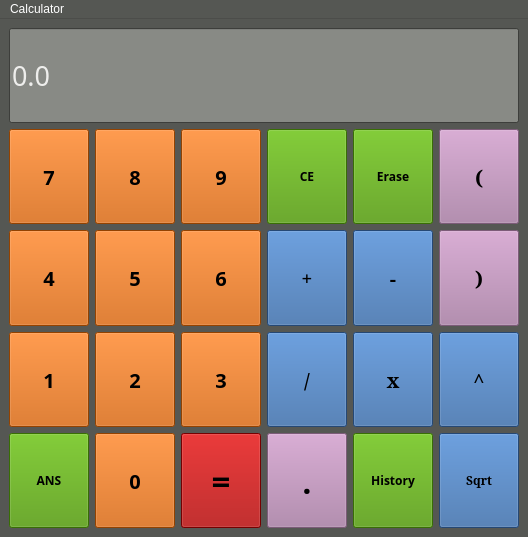
First picture: the form in gui/Calculator.ui, repository FernandoLGL/calculator-qt-cpp, before the edit.
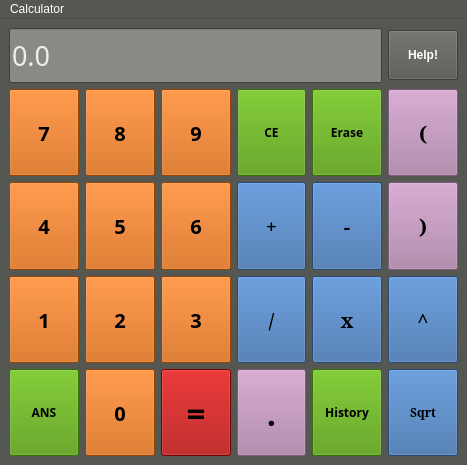
Second picture: the form after the edit.

Commit message: redefined GUI sizes

The edit to the form file:
```diff
--- a/gui/Calculator.ui
+++ b/gui/Calculator.ui
@@ -6,10 +6,16 @@
    <rect>
     <x>0</x>
     <y>0</y>
-    <width>528</width>
-    <height>537</height>
+    <width>467</width>
+    <height>465</height>
    </rect>
   </property>
+  <property name="sizePolicy">
+   <sizepolicy hsizetype="Preferred" vsizetype="Ignored">
+    <horstretch>0</horstretch>
+    <verstretch>0</verstretch>
+   </sizepolicy>
+  </property>
   <property name="palette">
    <palette>
     <active>
@@ -465,6 +471,12 @@
         <verstretch>0</verstretch>
        </sizepolicy>
       </property>
+      <property name="minimumSize">
+       <size>
+        <width>50</width>
+        <height>50</height>
+       </size>
+      </property>
       <property name="palette">
        <palette>
         <active>
@@ -929,6 +941,12 @@
         <verstretch>0</verstretch>
        </sizepolicy>
       </property>
+      <property name="minimumSize">
+       <size>
+        <width>50</width>
+        <height>50</height>
+       </size>
+      </property>
       <property name="palette">
        <palette>
         <active>
@@ -1392,6 +1410,12 @@
         <verstretch>0</verstretch>
        </sizepolicy>
       </property>
+      <property name="minimumSize">
+       <size>
+        <width>50</width>
+        <height>50</height>
+       </size>
+      </property>
       <property name="palette">
        <palette>
         <active>
@@ -1856,6 +1880,12 @@
         <verstretch>0</verstretch>
        </sizepolicy>
       </property>
+      <property name="minimumSize">
+       <size>
+        <width>50</width>
+        <height>50</height>
+       </size>
+      </property>
       <property name="palette">
        <palette>
         <active>
@@ -2319,6 +2349,12 @@
         <verstretch>0</verstretch>
        </sizepolicy>
       </property>
+      <property name="minimumSize">
+       <size>
+        <width>50</width>
+        <height>50</height>
+       </size>
+      </property>
       <property name="palette">
        <palette>
         <active>
@@ -2783,6 +2819,12 @@
         <verstretch>0</verstretch>
        </sizepolicy>
       </property>
+      <property name="minimumSize">
+       <size>
+        <width>50</width>
+        <height>50</height>
+       </size>
+      </property>
       <property name="palette">
        <palette>
         <active>
@@ -3247,6 +3289,12 @@
         <verstretch>0</verstretch>
        </sizepolicy>
       </property>
+      <property name="minimumSize">
+       <size>
+        <width>50</width>
+        <height>50</height>
+       </size>
+      </property>
       <property name="palette">
        <palette>
         <active>
@@ -3711,6 +3759,12 @@
         <verstretch>0</verstretch>
        </sizepolicy>
       </property>
+      <property name="minimumSize">
+       <size>
+        <width>50</width>
+        <height>50</height>
+       </size>
+      </property>
       <property name="palette">
        <palette>
         <active>
@@ -4175,6 +4229,12 @@
         <verstretch>0</verstretch>
        </sizepolicy>
       </property>
+      <property name="minimumSize">
+       <size>
+        <width>50</width>
+        <height>50</height>
+       </size>
+      </property>
       <property name="palette">
        <palette>
         <active>
@@ -4639,6 +4699,12 @@
         <verstretch>0</verstretch>
        </sizepolicy>
       </property>
+      <property name="minimumSize">
+       <size>
+        <width>50</width>
+        <height>50</height>
+       </size>
+      </property>
       <property name="palette">
        <palette>
         <active>
@@ -5103,6 +5169,12 @@
         <verstretch>0</verstretch>
        </sizepolicy>
       </property>
+      <property name="minimumSize">
+       <size>
+        <width>50</width>
+        <height>50</height>
+       </size>
+      </property>
       <property name="palette">
        <palette>
         <active>
@@ -5567,6 +5639,12 @@
         <verstretch>0</verstretch>
        </sizepolicy>
       </property>
+      <property name="minimumSize">
+       <size>
+        <width>50</width>
+        <height>50</height>
+       </size>
+      </property>
       <property name="palette">
        <palette>
         <active>
@@ -6031,6 +6109,12 @@
         <verstretch>0</verstretch>
        </sizepolicy>
       </property>
+      <property name="minimumSize">
+       <size>
+        <width>50</width>
+        <height>50</height>
+       </size>
+      </property>
       <property name="palette">
        <palette>
         <active>
@@ -6494,6 +6578,12 @@
         <verstretch>0</verstretch>
        </sizepolicy>
       </property>
+      <property name="minimumSize">
+       <size>
+        <width>50</width>
+        <height>50</height>
+       </size>
+      </property>
       <property name="palette">
        <palette>
         <active>
@@ -6958,6 +7048,12 @@
         <verstretch>0</verstretch>
        </sizepolicy>
       </property>
+      <property name="minimumSize">
+       <size>
+        <width>50</width>
+        <height>50</height>
+       </size>
+      </property>
       <property name="palette">
        <palette>
         <active>
@@ -7422,6 +7518,12 @@
         <verstretch>0</verstretch>
        </sizepolicy>
       </property>
+      <property name="minimumSize">
+       <size>
+        <width>50</width>
+        <height>50</height>
+       </size>
+      </property>
       <property name="palette">
        <palette>
         <active>
@@ -7886,6 +7988,12 @@
         <verstretch>0</verstretch>
        </sizepolicy>
       </property>
+      <property name="minimumSize">
+       <size>
+        <width>50</width>
+        <height>50</height>
+       </size>
+      </property>
       <property name="palette">
        <palette>
         <active>
@@ -8350,6 +8458,12 @@
         <verstretch>0</verstretch>
        </sizepolicy>
       </property>
+      <property name="minimumSize">
+       <size>
+        <width>50</width>
+        <height>50</height>
+       </size>
+      </property>
       <property name="palette">
        <palette>
         <active>
@@ -8806,470 +8920,6 @@
       </property>
      </widget>
     </item>
-    <item row="0" column="0" colspan="6">
-     <widget class="QLineEdit" name="resultado">
-      <property name="sizePolicy">
-       <sizepolicy hsizetype="Ignored" vsizetype="Preferred">
-        <horstretch>0</horstretch>
-        <verstretch>0</verstretch>
-       </sizepolicy>
-      </property>
-      <property name="palette">
-       <palette>
-        <active>
-         <colorrole role="WindowText">
-          <brush brushstyle="SolidPattern">
-           <color alpha="255">
-            <red>255</red>
-            <green>255</green>
-            <blue>255</blue>
-           </color>
-          </brush>
-         </colorrole>
-         <colorrole role="Button">
-          <brush brushstyle="SolidPattern">
-           <color alpha="255">
-            <red>85</red>
-            <green>87</green>
-            <blue>83</blue>
-           </color>
-          </brush>
-         </colorrole>
-         <colorrole role="Light">
-          <brush brushstyle="SolidPattern">
-           <color alpha="255">
-            <red>127</red>
-            <green>131</green>
-            <blue>124</blue>
-           </color>
-          </brush>
-         </colorrole>
-         <colorrole role="Midlight">
-          <brush brushstyle="SolidPattern">
-           <color alpha="255">
-            <red>106</red>
-            <green>109</green>
-            <blue>103</blue>
-           </color>
-          </brush>
-         </colorrole>
-         <colorrole role="Dark">
-          <brush brushstyle="SolidPattern">
-           <color alpha="255">
-            <red>42</red>
-            <green>43</green>
-            <blue>41</blue>
-           </color>
-          </brush>
-         </colorrole>
-         <colorrole role="Mid">
-          <brush brushstyle="SolidPattern">
-           <color alpha="255">
-            <red>56</red>
-            <green>58</green>
-            <blue>55</blue>
-           </color>
-          </brush>
-         </colorrole>
-         <colorrole role="Text">
-          <brush brushstyle="SolidPattern">
-           <color alpha="255">
-            <red>238</red>
-            <green>238</green>
-            <blue>236</blue>
-           </color>
-          </brush>
-         </colorrole>
-         <colorrole role="BrightText">
-          <brush brushstyle="SolidPattern">
-           <color alpha="255">
-            <red>255</red>
-            <green>255</green>
-            <blue>255</blue>
-           </color>
-          </brush>
-         </colorrole>
-         <colorrole role="ButtonText">
-          <brush brushstyle="SolidPattern">
-           <color alpha="255">
-            <red>255</red>
-            <green>255</green>
-            <blue>255</blue>
-           </color>
-          </brush>
-         </colorrole>
-         <colorrole role="Base">
-          <brush brushstyle="SolidPattern">
-           <color alpha="255">
-            <red>136</red>
-            <green>138</green>
-            <blue>133</blue>
-           </color>
-          </brush>
-         </colorrole>
-         <colorrole role="Window">
-          <brush brushstyle="SolidPattern">
-           <color alpha="255">
-            <red>85</red>
-            <green>87</green>
-            <blue>83</blue>
-           </color>
-          </brush>
-         </colorrole>
-         <colorrole role="Shadow">
-          <brush brushstyle="SolidPattern">
-           <color alpha="255">
-            <red>0</red>
-            <green>0</green>
-            <blue>0</blue>
-           </color>
-          </brush>
-         </colorrole>
-         <colorrole role="AlternateBase">
-          <brush brushstyle="SolidPattern">
-           <color alpha="255">
-            <red>42</red>
-            <green>43</green>
-            <blue>41</blue>
-           </color>
-          </brush>
-         </colorrole>
-         <colorrole role="ToolTipBase">
-          <brush brushstyle="SolidPattern">
-           <color alpha="255">
-            <red>255</red>
-            <green>255</green>
-            <blue>220</blue>
-           </color>
-          </brush>
-         </colorrole>
-         <colorrole role="ToolTipText">
-          <brush brushstyle="SolidPattern">
-           <color alpha="255">
-            <red>0</red>
-            <green>0</green>
-            <blue>0</blue>
-           </color>
-          </brush>
-         </colorrole>
-         <colorrole role="PlaceholderText">
-          <brush brushstyle="SolidPattern">
-           <color alpha="255">
-            <red>238</red>
-            <green>238</green>
-            <blue>236</blue>
-           </color>
-          </brush>
-         </colorrole>
-        </active>
-        <inactive>
-         <colorrole role="WindowText">
-          <brush brushstyle="SolidPattern">
-           <color alpha="255">
-            <red>255</red>
-            <green>255</green>
-            <blue>255</blue>
-           </color>
-          </brush>
-         </colorrole>
-         <colorrole role="Button">
-          <brush brushstyle="SolidPattern">
-           <color alpha="255">
-            <red>85</red>
-            <green>87</green>
-            <blue>83</blue>
-           </color>
-          </brush>
-         </colorrole>
-         <colorrole role="Light">
-          <brush brushstyle="SolidPattern">
-           <color alpha="255">
-            <red>127</red>
-            <green>131</green>
-            <blue>124</blue>
-           </color>
-          </brush>
-         </colorrole>
-         <colorrole role="Midlight">
-          <brush brushstyle="SolidPattern">
-           <color alpha="255">
-            <red>106</red>
-            <green>109</green>
-            <blue>103</blue>
-           </color>
-          </brush>
-         </colorrole>
-         <colorrole role="Dark">
-          <brush brushstyle="SolidPattern">
-           <color alpha="255">
-            <red>42</red>
-            <green>43</green>
-            <blue>41</blue>
-           </color>
-          </brush>
-         </colorrole>
-         <colorrole role="Mid">
-          <brush brushstyle="SolidPattern">
-           <color alpha="255">
-            <red>56</red>
-            <green>58</green>
-            <blue>55</blue>
-           </color>
-          </brush>
-         </colorrole>
-         <colorrole role="Text">
-          <brush brushstyle="SolidPattern">
-           <color alpha="255">
-            <red>238</red>
-            <green>238</green>
-            <blue>236</blue>
-           </color>
-          </brush>
-         </colorrole>
-         <colorrole role="BrightText">
-          <brush brushstyle="SolidPattern">
-           <color alpha="255">
-            <red>255</red>
-            <green>255</green>
-            <blue>255</blue>
-           </color>
-          </brush>
-         </colorrole>
-         <colorrole role="ButtonText">
-          <brush brushstyle="SolidPattern">
-           <color alpha="255">
-            <red>255</red>
-            <green>255</green>
-            <blue>255</blue>
-           </color>
-          </brush>
-         </colorrole>
-         <colorrole role="Base">
-          <brush brushstyle="SolidPattern">
-           <color alpha="255">
-            <red>136</red>
-            <green>138</green>
-            <blue>133</blue>
-           </color>
-          </brush>
-         </colorrole>
-         <colorrole role="Window">
-          <brush brushstyle="SolidPattern">
-           <color alpha="255">
-            <red>85</red>
-            <green>87</green>
-            <blue>83</blue>
-           </color>
-          </brush>
-         </colorrole>
-         <colorrole role="Shadow">
-          <brush brushstyle="SolidPattern">
-           <color alpha="255">
-            <red>0</red>
-            <green>0</green>
-            <blue>0</blue>
-           </color>
-          </brush>
-         </colorrole>
-         <colorrole role="AlternateBase">
-          <brush brushstyle="SolidPattern">
-           <color alpha="255">
-            <red>42</red>
-            <green>43</green>
-            <blue>41</blue>
-           </color>
-          </brush>
-         </colorrole>
-         <colorrole role="ToolTipBase">
-          <brush brushstyle="SolidPattern">
-           <color alpha="255">
-            <red>255</red>
-            <green>255</green>
-            <blue>220</blue>
-           </color>
-          </brush>
-         </colorrole>
-         <colorrole role="ToolTipText">
-          <brush brushstyle="SolidPattern">
-           <color alpha="255">
-            <red>0</red>
-            <green>0</green>
-            <blue>0</blue>
-           </color>
-          </brush>
-         </colorrole>
-         <colorrole role="PlaceholderText">
-          <brush brushstyle="SolidPattern">
-           <color alpha="255">
-            <red>238</red>
-            <green>238</green>
-            <blue>236</blue>
-           </color>
-          </brush>
-         </colorrole>
-        </inactive>
-        <disabled>
-         <colorrole role="WindowText">
-          <brush brushstyle="SolidPattern">
-           <color alpha="255">
-            <red>42</red>
-            <green>43</green>
-            <blue>41</blue>
-           </color>
-          </brush>
-         </colorrole>
-         <colorrole role="Button">
-          <brush brushstyle="SolidPattern">
-           <color alpha="255">
-            <red>85</red>
-            <green>87</green>
-            <blue>83</blue>
-           </color>
-          </brush>
-         </colorrole>
-         <colorrole role="Light">
-          <brush brushstyle="SolidPattern">
-           <color alpha="255">
-            <red>127</red>
-            <green>131</green>
-            <blue>124</blue>
-           </color>
-          </brush>
-         </colorrole>
-         <colorrole role="Midlight">
-          <brush brushstyle="SolidPattern">
-           <color alpha="255">
-            <red>106</red>
-            <green>109</green>
-            <blue>103</blue>
-           </color>
-          </brush>
-         </colorrole>
-         <colorrole role="Dark">
-          <brush brushstyle="SolidPattern">
-           <color alpha="255">
-            <red>42</red>
-            <green>43</green>
-            <blue>41</blue>
-           </color>
-          </brush>
-         </colorrole>
-         <colorrole role="Mid">
-          <brush brushstyle="SolidPattern">
-           <color alpha="255">
-            <red>56</red>
-            <green>58</green>
-            <blue>55</blue>
-           </color>
-          </brush>
-         </colorrole>
-         <colorrole role="Text">
-          <brush brushstyle="SolidPattern">
-           <color alpha="255">
-            <red>42</red>
-            <green>43</green>
-            <blue>41</blue>
-           </color>
-          </brush>
-         </colorrole>
-         <colorrole role="BrightText">
-          <brush brushstyle="SolidPattern">
-           <color alpha="255">
-            <red>255</red>
-            <green>255</green>
-            <blue>255</blue>
-           </color>
-          </brush>
-         </colorrole>
-         <colorrole role="ButtonText">
-          <brush brushstyle="SolidPattern">
-           <color alpha="255">
-            <red>42</red>
-            <green>43</green>
-            <blue>41</blue>
-           </color>
-          </brush>
-         </colorrole>
-         <colorrole role="Base">
-          <brush brushstyle="SolidPattern">
-           <color alpha="255">
-            <red>85</red>
-            <green>87</green>
-            <blue>83</blue>
-           </color>
-          </brush>
-         </colorrole>
-         <colorrole role="Window">
-          <brush brushstyle="SolidPattern">
-           <color alpha="255">
-            <red>85</red>
-            <green>87</green>
-            <blue>83</blue>
-           </color>
-          </brush>
-         </colorrole>
-         <colorrole role="Shadow">
-          <brush brushstyle="SolidPattern">
-           <color alpha="255">
-            <red>0</red>
-            <green>0</green>
-            <blue>0</blue>
-           </color>
-          </brush>
-         </colorrole>
-         <colorrole role="AlternateBase">
-          <brush brushstyle="SolidPattern">
-           <color alpha="255">
-            <red>85</red>
-            <green>87</green>
-            <blue>83</blue>
-           </color>
-          </brush>
-         </colorrole>
-         <colorrole role="ToolTipBase">
-          <brush brushstyle="SolidPattern">
-           <color alpha="255">
-            <red>255</red>
-            <green>255</green>
-            <blue>220</blue>
-           </color>
-          </brush>
-         </colorrole>
-         <colorrole role="ToolTipText">
-          <brush brushstyle="SolidPattern">
-           <color alpha="255">
-            <red>0</red>
-            <green>0</green>
-            <blue>0</blue>
-           </color>
-          </brush>
-         </colorrole>
-         <colorrole role="PlaceholderText">
-          <brush brushstyle="SolidPattern">
-           <color alpha="255">
-            <red>238</red>
-            <green>238</green>
-            <blue>236</blue>
-           </color>
-          </brush>
-         </colorrole>
-        </disabled>
-       </palette>
-      </property>
-      <property name="font">
-       <font>
-        <family>Nakula</family>
-        <pointsize>20</pointsize>
-        <weight>50</weight>
-        <italic>false</italic>
-        <bold>false</bold>
-       </font>
-      </property>
-      <property name="text">
-       <string>0.0</string>
-      </property>
-     </widget>
-    </item>
     <item row="7" column="2">
      <widget class="QPushButton" name="pushButton_igual">
       <property name="sizePolicy">
@@ -9278,6 +8928,12 @@
         <verstretch>0</verstretch>
        </sizepolicy>
       </property>
+      <property name="minimumSize">
+       <size>
+        <width>50</width>
+        <height>50</height>
+       </size>
+      </property>
       <property name="palette">
        <palette>
         <active>
@@ -9742,6 +9398,12 @@
         <verstretch>0</verstretch>
        </sizepolicy>
       </property>
+      <property name="minimumSize">
+       <size>
+        <width>50</width>
+        <height>50</height>
+       </size>
+      </property>
       <property name="palette">
        <palette>
         <active>
@@ -10205,6 +9867,12 @@
         <verstretch>0</verstretch>
        </sizepolicy>
       </property>
+      <property name="minimumSize">
+       <size>
+        <width>50</width>
+        <height>50</height>
+       </size>
+      </property>
       <property name="palette">
        <palette>
         <active>
@@ -10669,6 +10337,12 @@
         <verstretch>0</verstretch>
        </sizepolicy>
       </property>
+      <property name="minimumSize">
+       <size>
+        <width>50</width>
+        <height>50</height>
+       </size>
+      </property>
       <property name="palette">
        <palette>
         <active>
@@ -11133,6 +10807,12 @@
         <verstretch>0</verstretch>
        </sizepolicy>
       </property>
+      <property name="minimumSize">
+       <size>
+        <width>50</width>
+        <height>50</height>
+       </size>
+      </property>
       <property name="palette">
        <palette>
         <active>
@@ -11597,6 +11277,12 @@
         <verstretch>0</verstretch>
        </sizepolicy>
       </property>
+      <property name="minimumSize">
+       <size>
+        <width>50</width>
+        <height>50</height>
+       </size>
+      </property>
       <property name="palette">
        <palette>
         <active>
@@ -12052,6 +11738,509 @@
       </property>
      </widget>
     </item>
+    <item row="0" column="5">
+     <widget class="QPushButton" name="pushButton_help">
+      <property name="sizePolicy">
+       <sizepolicy hsizetype="Minimum" vsizetype="Fixed">
+        <horstretch>0</horstretch>
+        <verstretch>0</verstretch>
+       </sizepolicy>
+      </property>
+      <property name="minimumSize">
+       <size>
+        <width>50</width>
+        <height>50</height>
+       </size>
+      </property>
+      <property name="font">
+       <font>
+        <weight>75</weight>
+        <italic>false</italic>
+        <bold>true</bold>
+        <underline>false</underline>
+       </font>
+      </property>
+      <property name="text">
+       <string>Help!</string>
+      </property>
+     </widget>
+    </item>
+    <item row="0" column="0" colspan="5">
+     <widget class="QLineEdit" name="resultado">
+      <property name="sizePolicy">
+       <sizepolicy hsizetype="Ignored" vsizetype="Preferred">
+        <horstretch>0</horstretch>
+        <verstretch>0</verstretch>
+       </sizepolicy>
+      </property>
+      <property name="minimumSize">
+       <size>
+        <width>55</width>
+        <height>55</height>
+       </size>
+      </property>
+      <property name="palette">
+       <palette>
+        <active>
+         <colorrole role="WindowText">
+          <brush brushstyle="SolidPattern">
+           <color alpha="255">
+            <red>255</red>
+            <green>255</green>
+            <blue>255</blue>
+           </color>
+          </brush>
+         </colorrole>
+         <colorrole role="Button">
+          <brush brushstyle="SolidPattern">
+           <color alpha="255">
+            <red>85</red>
+            <green>87</green>
+            <blue>83</blue>
+           </color>
+          </brush>
+         </colorrole>
+         <colorrole role="Light">
+          <brush brushstyle="SolidPattern">
+           <color alpha="255">
+            <red>127</red>
+            <green>131</green>
+            <blue>124</blue>
+           </color>
+          </brush>
+         </colorrole>
+         <colorrole role="Midlight">
+          <brush brushstyle="SolidPattern">
+           <color alpha="255">
+            <red>106</red>
+            <green>109</green>
+            <blue>103</blue>
+           </color>
+          </brush>
+         </colorrole>
+         <colorrole role="Dark">
+          <brush brushstyle="SolidPattern">
+           <color alpha="255">
+            <red>42</red>
+            <green>43</green>
+            <blue>41</blue>
+           </color>
+          </brush>
+         </colorrole>
+         <colorrole role="Mid">
+          <brush brushstyle="SolidPattern">
+           <color alpha="255">
+            <red>56</red>
+            <green>58</green>
+            <blue>55</blue>
+           </color>
+          </brush>
+         </colorrole>
+         <colorrole role="Text">
+          <brush brushstyle="SolidPattern">
+           <color alpha="255">
+            <red>238</red>
+            <green>238</green>
+            <blue>236</blue>
+           </color>
+          </brush>
+         </colorrole>
+         <colorrole role="BrightText">
+          <brush brushstyle="SolidPattern">
+           <color alpha="255">
+            <red>255</red>
+            <green>255</green>
+            <blue>255</blue>
+           </color>
+          </brush>
+         </colorrole>
+         <colorrole role="ButtonText">
+          <brush brushstyle="SolidPattern">
+           <color alpha="255">
+            <red>255</red>
+            <green>255</green>
+            <blue>255</blue>
+           </color>
+          </brush>
+         </colorrole>
+         <colorrole role="Base">
+          <brush brushstyle="SolidPattern">
+           <color alpha="255">
+            <red>136</red>
+            <green>138</green>
+            <blue>133</blue>
+           </color>
+          </brush>
+         </colorrole>
+         <colorrole role="Window">
+          <brush brushstyle="SolidPattern">
+           <color alpha="255">
+            <red>85</red>
+            <green>87</green>
+            <blue>83</blue>
+           </color>
+          </brush>
+         </colorrole>
+         <colorrole role="Shadow">
+          <brush brushstyle="SolidPattern">
+           <color alpha="255">
+            <red>0</red>
+            <green>0</green>
+            <blue>0</blue>
+           </color>
+          </brush>
+         </colorrole>
+         <colorrole role="AlternateBase">
+          <brush brushstyle="SolidPattern">
+           <color alpha="255">
+            <red>42</red>
+            <green>43</green>
+            <blue>41</blue>
+           </color>
+          </brush>
+         </colorrole>
+         <colorrole role="ToolTipBase">
+          <brush brushstyle="SolidPattern">
+           <color alpha="255">
+            <red>255</red>
+            <green>255</green>
+            <blue>220</blue>
+           </color>
+          </brush>
+         </colorrole>
+         <colorrole role="ToolTipText">
+          <brush brushstyle="SolidPattern">
+           <color alpha="255">
+            <red>0</red>
+            <green>0</green>
+            <blue>0</blue>
+           </color>
+          </brush>
+         </colorrole>
+         <colorrole role="PlaceholderText">
+          <brush brushstyle="SolidPattern">
+           <color alpha="255">
+            <red>238</red>
+            <green>238</green>
+            <blue>236</blue>
+           </color>
+          </brush>
+         </colorrole>
+        </active>
+        <inactive>
+         <colorrole role="WindowText">
+          <brush brushstyle="SolidPattern">
+           <color alpha="255">
+            <red>255</red>
+            <green>255</green>
+            <blue>255</blue>
+           </color>
+          </brush>
+         </colorrole>
+         <colorrole role="Button">
+          <brush brushstyle="SolidPattern">
+           <color alpha="255">
+            <red>85</red>
+            <green>87</green>
+            <blue>83</blue>
+           </color>
+          </brush>
+         </colorrole>
+         <colorrole role="Light">
+          <brush brushstyle="SolidPattern">
+           <color alpha="255">
+            <red>127</red>
+            <green>131</green>
+            <blue>124</blue>
+           </color>
+          </brush>
+         </colorrole>
+         <colorrole role="Midlight">
+          <brush brushstyle="SolidPattern">
+           <color alpha="255">
+            <red>106</red>
+            <green>109</green>
+            <blue>103</blue>
+           </color>
+          </brush>
+         </colorrole>
+         <colorrole role="Dark">
+          <brush brushstyle="SolidPattern">
+           <color alpha="255">
+            <red>42</red>
+            <green>43</green>
+            <blue>41</blue>
+           </color>
+          </brush>
+         </colorrole>
+         <colorrole role="Mid">
+          <brush brushstyle="SolidPattern">
+           <color alpha="255">
+            <red>56</red>
+            <green>58</green>
+            <blue>55</blue>
+           </color>
+          </brush>
+         </colorrole>
+         <colorrole role="Text">
+          <brush brushstyle="SolidPattern">
+           <color alpha="255">
+            <red>238</red>
+            <green>238</green>
+            <blue>236</blue>
+           </color>
+          </brush>
+         </colorrole>
+         <colorrole role="BrightText">
+          <brush brushstyle="SolidPattern">
+           <color alpha="255">
+            <red>255</red>
+            <green>255</green>
+            <blue>255</blue>
+           </color>
+          </brush>
+         </colorrole>
+         <colorrole role="ButtonText">
+          <brush brushstyle="SolidPattern">
+           <color alpha="255">
+            <red>255</red>
+            <green>255</green>
+            <blue>255</blue>
+           </color>
+          </brush>
+         </colorrole>
+         <colorrole role="Base">
+          <brush brushstyle="SolidPattern">
+           <color alpha="255">
+            <red>136</red>
+            <green>138</green>
+            <blue>133</blue>
+           </color>
+          </brush>
+         </colorrole>
+         <colorrole role="Window">
+          <brush brushstyle="SolidPattern">
+           <color alpha="255">
+            <red>85</red>
+            <green>87</green>
+            <blue>83</blue>
+           </color>
+          </brush>
+         </colorrole>
+         <colorrole role="Shadow">
+          <brush brushstyle="SolidPattern">
+           <color alpha="255">
+            <red>0</red>
+            <green>0</green>
+            <blue>0</blue>
+           </color>
+          </brush>
+         </colorrole>
+         <colorrole role="AlternateBase">
+          <brush brushstyle="SolidPattern">
+           <color alpha="255">
+            <red>42</red>
+            <green>43</green>
+            <blue>41</blue>
+           </color>
+          </brush>
+         </colorrole>
+         <colorrole role="ToolTipBase">
+          <brush brushstyle="SolidPattern">
+           <color alpha="255">
+            <red>255</red>
+            <green>255</green>
+            <blue>220</blue>
+           </color>
+          </brush>
+         </colorrole>
+         <colorrole role="ToolTipText">
+          <brush brushstyle="SolidPattern">
+           <color alpha="255">
+            <red>0</red>
+            <green>0</green>
+            <blue>0</blue>
+           </color>
+          </brush>
+         </colorrole>
+         <colorrole role="PlaceholderText">
+          <brush brushstyle="SolidPattern">
+           <color alpha="255">
+            <red>238</red>
+            <green>238</green>
+            <blue>236</blue>
+           </color>
+          </brush>
+         </colorrole>
+        </inactive>
+        <disabled>
+         <colorrole role="WindowText">
+          <brush brushstyle="SolidPattern">
+           <color alpha="255">
+            <red>42</red>
+            <green>43</green>
+            <blue>41</blue>
+           </color>
+          </brush>
+         </colorrole>
+         <colorrole role="Button">
+          <brush brushstyle="SolidPattern">
+           <color alpha="255">
+            <red>85</red>
+            <green>87</green>
+            <blue>83</blue>
+           </color>
+          </brush>
+         </colorrole>
+         <colorrole role="Light">
+          <brush brushstyle="SolidPattern">
+           <color alpha="255">
+            <red>127</red>
+            <green>131</green>
+            <blue>124</blue>
+           </color>
+          </brush>
+         </colorrole>
+         <colorrole role="Midlight">
+          <brush brushstyle="SolidPattern">
+           <color alpha="255">
+            <red>106</red>
+            <green>109</green>
+            <blue>103</blue>
+           </color>
+          </brush>
+         </colorrole>
+         <colorrole role="Dark">
+          <brush brushstyle="SolidPattern">
+           <color alpha="255">
+            <red>42</red>
+            <green>43</green>
+            <blue>41</blue>
+           </color>
+          </brush>
+         </colorrole>
+         <colorrole role="Mid">
+          <brush brushstyle="SolidPattern">
+           <color alpha="255">
+            <red>56</red>
+            <green>58</green>
+            <blue>55</blue>
+           </color>
+          </brush>
+         </colorrole>
+         <colorrole role="Text">
+          <brush brushstyle="SolidPattern">
+           <color alpha="255">
+            <red>42</red>
+            <green>43</green>
+            <blue>41</blue>
+           </color>
+          </brush>
+         </colorrole>
+         <colorrole role="BrightText">
+          <brush brushstyle="SolidPattern">
+           <color alpha="255">
+            <red>255</red>
+            <green>255</green>
+            <blue>255</blue>
+           </color>
+          </brush>
+         </colorrole>
+         <colorrole role="ButtonText">
+          <brush brushstyle="SolidPattern">
+           <color alpha="255">
+            <red>42</red>
+            <green>43</green>
+            <blue>41</blue>
+           </color>
+          </brush>
+         </colorrole>
+         <colorrole role="Base">
+          <brush brushstyle="SolidPattern">
+           <color alpha="255">
+            <red>85</red>
+            <green>87</green>
+            <blue>83</blue>
+           </color>
+          </brush>
+         </colorrole>
+         <colorrole role="Window">
+          <brush brushstyle="SolidPattern">
+           <color alpha="255">
+            <red>85</red>
+            <green>87</green>
+            <blue>83</blue>
+           </color>
+          </brush>
+         </colorrole>
+         <colorrole role="Shadow">
+          <brush brushstyle="SolidPattern">
+           <color alpha="255">
+            <red>0</red>
+            <green>0</green>
+            <blue>0</blue>
+           </color>
+          </brush>
+         </colorrole>
+         <colorrole role="AlternateBase">
+          <brush brushstyle="SolidPattern">
+           <color alpha="255">
+            <red>85</red>
+            <green>87</green>
+            <blue>83</blue>
+           </color>
+          </brush>
+         </colorrole>
+         <colorrole role="ToolTipBase">
+          <brush brushstyle="SolidPattern">
+           <color alpha="255">
+            <red>255</red>
+            <green>255</green>
+            <blue>220</blue>
+           </color>
+          </brush>
+         </colorrole>
+         <colorrole role="ToolTipText">
+          <brush brushstyle="SolidPattern">
+           <color alpha="255">
+            <red>0</red>
+            <green>0</green>
+            <blue>0</blue>
+           </color>
+          </brush>
+         </colorrole>
+         <colorrole role="PlaceholderText">
+          <brush brushstyle="SolidPattern">
+           <color alpha="255">
+            <red>238</red>
+            <green>238</green>
+            <blue>236</blue>
+           </color>
+          </brush>
+         </colorrole>
+        </disabled>
+       </palette>
+      </property>
+      <property name="font">
+       <font>
+        <family>Nakula</family>
+        <pointsize>20</pointsize>
+        <weight>50</weight>
+        <italic>false</italic>
+        <bold>false</bold>
+       </font>
+      </property>
+      <property name="text">
+       <string>0.0</string>
+      </property>
+      <property name="readOnly">
+       <bool>true</bool>
+      </property>
+      <property name="clearButtonEnabled">
+       <bool>false</bool>
+      </property>
+     </widget>
+    </item>
    </layout>
   </widget>
   <widget class="QMenuBar" name="menubar">
@@ -12059,7 +12248,7 @@
     <rect>
      <x>0</x>
      <y>0</y>
-     <width>528</width>
+     <width>467</width>
      <height>22</height>
     </rect>
    </property>
```
